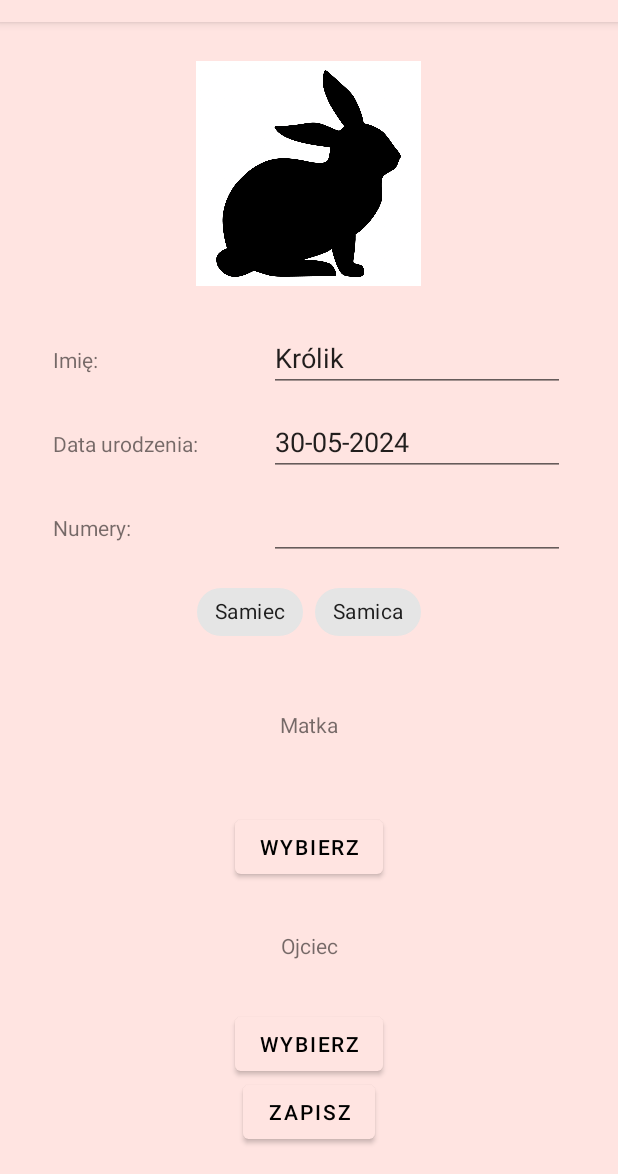
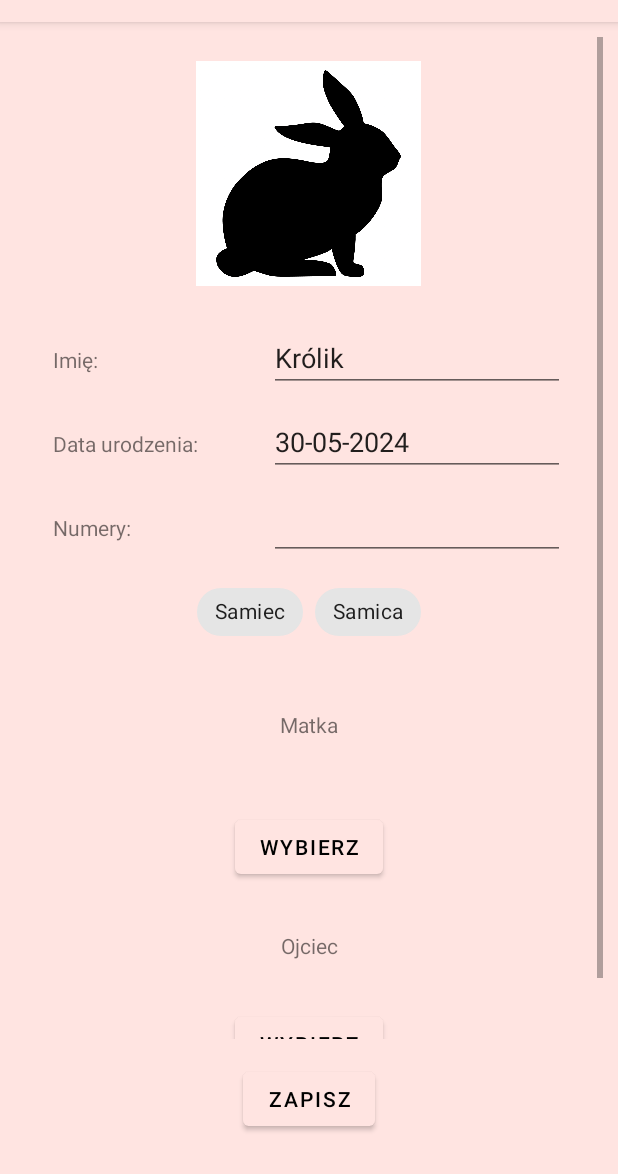
Before and after one commit to AgnieszkaKlobus12/RabbitApp, an Android app: the screen it shows after launch (MainActivity), after a tap on "Dodaj królika", on a phone screen of 412 x 824 dp, the part 62-1236 px from its top. Run offline under Robolectric (Android 15) with nearby library versions, the light colour scheme and no system bars; our stand-ins replace Room's generated code, navigation-ui; 1 other tap on this screen came first.

Commit message:
Scroll view

```diff
--- a/app/src/main/res/layout/fragment_add_rabbit.xml
+++ b/app/src/main/res/layout/fragment_add_rabbit.xml
@@ -5,6 +5,19 @@
     android:layout_width="match_parent"
     android:layout_height="match_parent"
     tools:context=".ui.mainTab.add.AddRabbitFragment">
+
+    <ScrollView
+        android:id="@+id/add_rabbit_scroll_view"
+        android:layout_width="match_parent"
+        android:layout_height="0dp"
+        app:layout_constraintBottom_toTopOf="@+id/add_rabbit_save_button"
+        app:layout_constraintLeft_toLeftOf="parent"
+        app:layout_constraintRight_toRightOf="parent"
+        app:layout_constraintTop_toTopOf="parent">
+
+        <androidx.constraintlayout.widget.ConstraintLayout
+            android:layout_width="match_parent"
+            android:layout_height="wrap_content">
 
             <ImageView
                 android:id="@+id/add_rabbit_picture"
@@ -173,6 +186,9 @@
                 app:layout_constraintRight_toRightOf="parent"
                 app:layout_constraintTop_toBottomOf="@id/add_rabbit_father" />
 
+        </androidx.constraintlayout.widget.ConstraintLayout>
+    </ScrollView>
+
     <Button
         android:id="@+id/add_rabbit_save_button"
         android:layout_width="wrap_content"
@@ -182,7 +198,7 @@
         app:layout_constraintBottom_toBottomOf="parent"
         app:layout_constraintLeft_toLeftOf="parent"
         app:layout_constraintRight_toRightOf="parent"
-        app:layout_constraintTop_toBottomOf="@id/add_rabbit_father_fragment"
+        app:layout_constraintTop_toBottomOf="@id/add_rabbit_scroll_view"
         app:layout_constraintVertical_bias="0.8" />
 
 </androidx.constraintlayout.widget.ConstraintLayout>
--- a/app/src/main/res/layout/fragment_litter_details.xml
+++ b/app/src/main/res/layout/fragment_litter_details.xml
@@ -9,7 +9,7 @@
     <ScrollView
         android:id="@+id/litter_details_scroll_view"
         android:layout_width="match_parent"
-        android:layout_height="wrap_content"
+        android:layout_height="0dp"
         app:layout_constraintBottom_toTopOf="@+id/litter_details_delete_button"
         app:layout_constraintLeft_toLeftOf="parent"
         app:layout_constraintRight_toRightOf="parent"
@@ -198,6 +198,7 @@
         android:id="@+id/litter_details_delete_button"
         android:layout_width="wrap_content"
         android:layout_height="wrap_content"
+        android:layout_margin="@dimen/default_margin"
         android:text="@string/delete"
         app:layout_constraintBottom_toBottomOf="parent"
         app:layout_constraintLeft_toLeftOf="parent"
@@ -208,6 +209,7 @@
         android:id="@+id/litter_details_edit_button"
         android:layout_width="wrap_content"
         android:layout_height="wrap_content"
+        android:layout_margin="@dimen/default_margin"
         android:text="@string/edit"
         app:layout_constraintBaseline_toBaselineOf="@id/litter_details_delete_button"
         app:layout_constraintLeft_toRightOf="@id/litter_details_delete_button"
--- a/app/src/main/res/layout/fragment_rabbit_details.xml
+++ b/app/src/main/res/layout/fragment_rabbit_details.xml
@@ -9,7 +9,7 @@
     <ScrollView
         android:id="@+id/rabbit_details_scroll_view"
         android:layout_width="match_parent"
-        android:layout_height="wrap_content"
+        android:layout_height="0dp"
         app:layout_constraintBottom_toTopOf="@+id/rabbit_details_delete_button"
         app:layout_constraintLeft_toLeftOf="parent"
         app:layout_constraintRight_toRightOf="parent"
@@ -217,6 +217,7 @@
         android:id="@+id/rabbit_details_delete_button"
         android:layout_width="wrap_content"
         android:layout_height="wrap_content"
+        android:layout_margin="@dimen/default_margin"
         android:text="@string/delete"
         app:layout_constraintBottom_toBottomOf="parent"
         app:layout_constraintLeft_toLeftOf="parent"
@@ -227,6 +228,7 @@
         android:id="@+id/rabbit_details_edit_button"
         android:layout_width="wrap_content"
         android:layout_height="wrap_content"
+        android:layout_margin="@dimen/default_margin"
         android:text="@string/edit"
         app:layout_constraintBaseline_toBaselineOf="@id/rabbit_details_delete_button"
         app:layout_constraintLeft_toRightOf="@id/rabbit_details_delete_button"
```
Also changed, not shown: app/src/main/res/layout/fragment_add_litter.xml (+18 -1 lines). Lines whose indentation alone changed are shown as unchanged.
